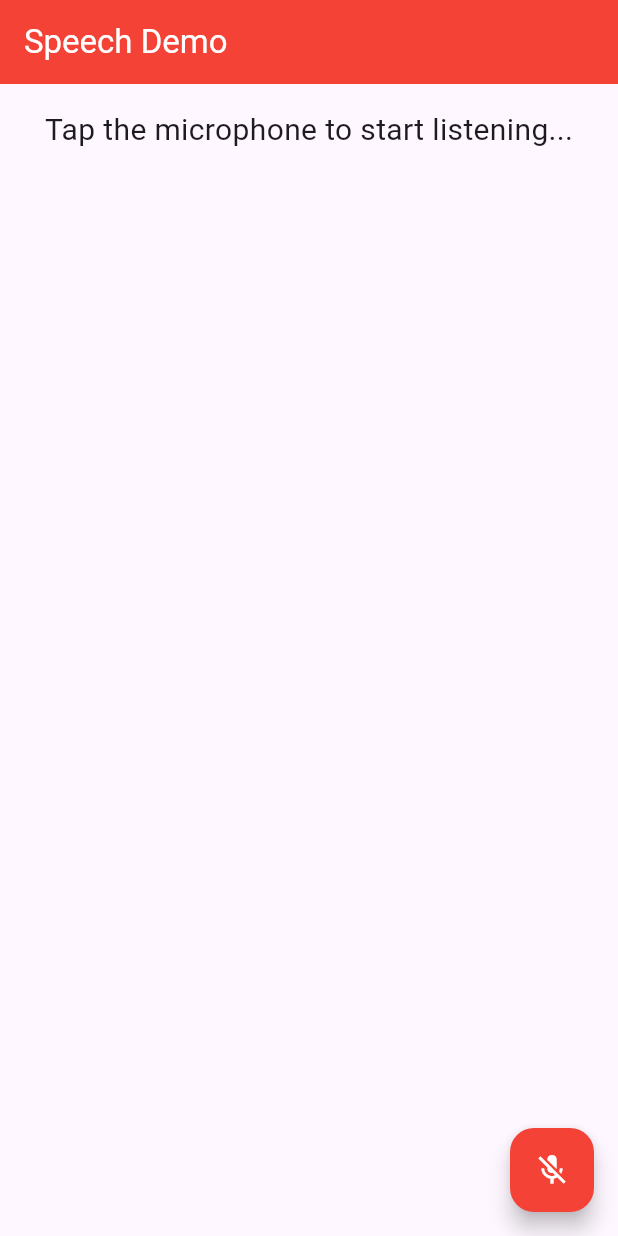
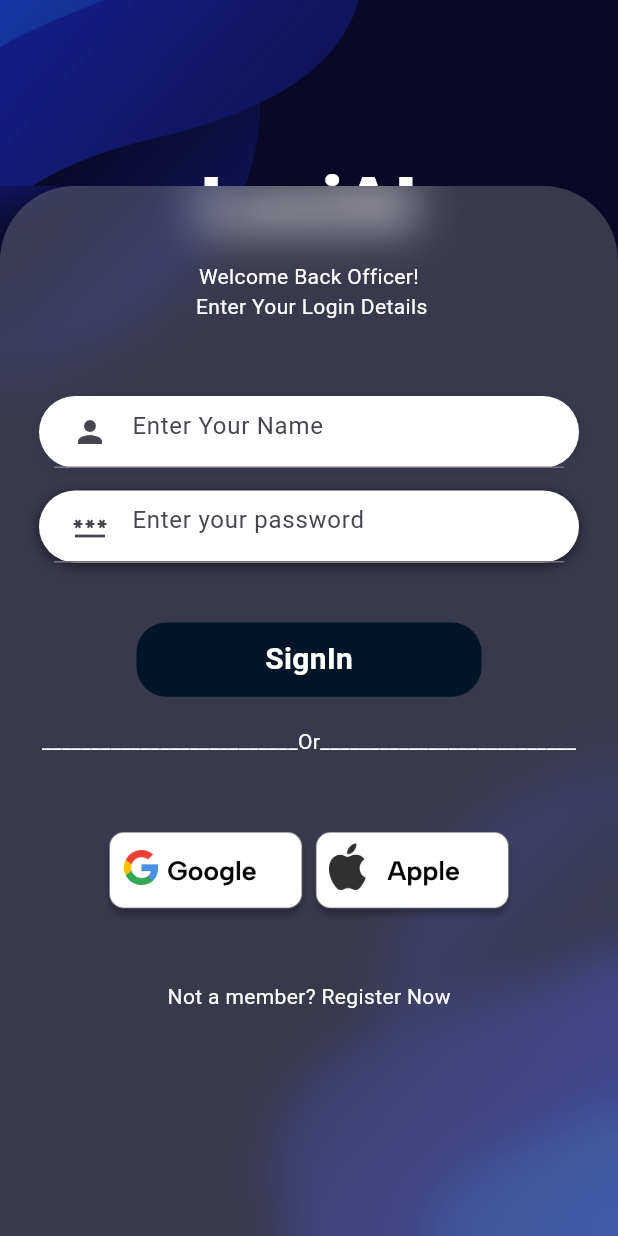
Before and after one commit to imksprateek/LexiFIR, a Flutter app: the screen it shows after launch, on a phone screen of 412 x 824 dp. Run offline on Flutter 3.47's test engine with Material 3 defaults, Android fonts, the phone set to English and light mode, and no system bars; our stand-ins replace audioplayers, carousel_slider, shared_preferences, speech_to_text; missing offline and left inert: hyperlink.

Commit message:
new ui login screen

```diff
--- /dev/null
+++ b/app-client/lib/auth/LoginUInew.dart
@@ -0,0 +1,228 @@
+import 'dart:ui';
+
+import 'package:app_client/auth/SigninScreen.dart';
+import 'package:app_client/pages/HomeScreen.dart';
+import 'package:app_client/services/functions/Login.dart';
+import 'package:app_client/utils/constants.dart';
+import 'package:flutter/material.dart';
+import 'package:shared_preferences/shared_preferences.dart';
+
+class Login extends StatelessWidget {
+  const Login({super.key});
+
+  @override
+  Widget build(BuildContext context) {
+    TextEditingController username = TextEditingController();
+    TextEditingController password = TextEditingController();
+    return Scaffold(
+      body: DecoratedBox(
+          decoration: BoxDecoration(
+            image: DecorationImage(
+                image: AssetImage("lib/images/bgimage.png"), fit: BoxFit.cover),
+          ),
+          child: Stack(
+            children: [
+              Align(
+                alignment: Alignment.topCenter,
+                child: Column(
+                  children: [
+                    const SizedBox(
+                      height: 100,
+                    ),
+                    Text(
+                      "LexiAI",
+                      style: TextStyle(
+                          fontWeight: FontWeight.w900,
+                          fontSize: 50,
+                          color: Colors.white),
+                    ),
+                  ],
+                ),
+              ),
+              Align(
+                alignment: Alignment.bottomCenter,
+                child: ClipRRect(
+                  child: BackdropFilter(
+                    filter: ImageFilter.blur(sigmaX: 15, sigmaY: 15),
+                    child: Container(
+                      height: 700,
+                      width: 460,
+                      decoration: BoxDecoration(
+                        color: const Color.fromARGB(83, 158, 158, 158),
+                        borderRadius: BorderRadius.only(
+                            topLeft: Radius.circular(50),
+                            topRight: Radius.circular(50)),
+                      ),
+                      child: Column(
+                        children: [
+                          const SizedBox(
+                            height: 50,
+                          ),
+                          Text(
+                            "Welcome Back Officer!\n Enter Your Login Details",
+                            style: TextStyle(
+                              color: Colors.white,
+                            ),
+                            textAlign: TextAlign.center,
+                          ),
+                          const SizedBox(
+                            height: 50,
+                          ),
+                          Container(
+                            width: 360, // Set desired width
+                            padding: const EdgeInsets.symmetric(horizontal: 10),
+                            decoration: BoxDecoration(
+                              color: Colors
+                                  .white, // Background color of the TextField
+                              borderRadius:
+                                  BorderRadius.circular(30), // Rounded corners
+                              boxShadow: [
+                                BoxShadow(
+                                  color: Colors.black
+                                      .withOpacity(0.1), // Subtle shadow
+                                  blurRadius: 5,
+                                  offset: const Offset(0, 2),
+                                ),
+                              ],
+                            ),
+
+                            child: TextField(
+                              decoration: InputDecoration(
+                                  hintText: "Enter Your Name ",
+                                  prefixIcon: Icon(Icons.person)),
+                              controller: username,
+                            ),
+                          ),
+                          const SizedBox(
+                            height: 15,
+                          ),
+                          Container(
+                            width: 360, // Set desired width
+
+                            padding: const EdgeInsets.symmetric(horizontal: 10),
+                            decoration: BoxDecoration(
+                              color: Colors
+                                  .white, // Background color of the TextField
+                              borderRadius:
+                                  BorderRadius.circular(30), // Rounded corners
+                              boxShadow: [
+                                BoxShadow(
+                                  color: Colors.black
+                                      .withOpacity(0.6), // Subtle shadow
+                                  blurRadius: 7,
+                                  offset: const Offset(0, 2),
+                                ),
+                              ],
+                            ),
+
+                            child: TextField(
+                              decoration: InputDecoration(
+                                  hintText: "Enter your password",
+                                  prefixIcon: Icon(Icons.password)),
+                              controller: password,
+                            ),
+                          ),
+                          const SizedBox(
+                            height: 40,
+                          ),
+                          GestureDetector(
+                            onTap: () async {
+                              String username_text = username.text;
+                              String passwordText = password.text;
+                              // Perform login with email and password
+                              await login(username_text, passwordText);
+                              print(
+                                  'Email: $username_text, Password: $passwordText');
+                              // Add your authentication logic here
+                              if (LoginSuccessfull) {
+                                SharedPreferences prefs =
+                                    await SharedPreferences.getInstance();
+                                await prefs.setString(
+                                    'username', username_text);
+                                Navigator.pushReplacement(
+                                    context,
+                                    MaterialPageRoute(
+                                        builder: (context) =>
+                                            const Homescreen()));
+                              }
+                            },
+                            child: Container(
+                              width: 230,
+                              height: 49.5,
+                              decoration: BoxDecoration(
+                                  color: const Color.fromARGB(255, 0, 21, 39),
+                                  borderRadius: BorderRadius.circular(20)),
+                              child: Center(
+                                child: Text(
+                                  "SignIn",
+                                  style: TextStyle(
+                                      color: Colors.white,
+                                      fontSize: 20,
+                                      fontWeight: FontWeight.bold),
+                                ),
+                              ),
+                            ),
+                          ),
+                          const SizedBox(
+                            height: 20,
+                          ),
+                          Row(
+                            mainAxisAlignment: MainAxisAlignment.center,
+                            children: [
+                              Text(
+                                "__________________________",
+                                style: TextStyle(color: Colors.white),
+                              ),
+                              Text(
+                                "Or",
+                                style: TextStyle(color: Colors.white),
+                              ),
+                              Text(
+                                "__________________________",
+                                style: TextStyle(color: Colors.white),
+                              ),
+                            ],
+                          ),
+                          const SizedBox(
+                            height: 50,
+                          ),
+                          Row(
+                            mainAxisAlignment: MainAxisAlignment.center,
+                            children: [
+                              Image.asset(
+                                "lib/images/google.png",
+                                height: 60,
+                              ),
+                              Image.asset(
+                                "lib/images/apple.png",
+                                height: 60,
+                              ),
+                            ],
+                          ),
+                          const SizedBox(
+                            height: 40,
+                          ),
+                          GestureDetector(
+                            onTap: () {
+                              Navigator.pushReplacement(
+                                  context,
+                                  MaterialPageRoute(
+                                    builder: (context) => SigninScreen(),
+                                  ));
+                            },
+                            child: Text(
+                              "Not a member? Register Now",
+                              style: TextStyle(color: Colors.white),
+                            ),
+                          ),
+                        ],
+                      ),
+                    ),
+                  ),
+                ),
+              ),
+            ],
+          )),
+    );
+  }
+}
--- a/app-client/lib/auth/SigninScreen.dart
+++ b/app-client/lib/auth/SigninScreen.dart
@@ -1,4 +1,5 @@
 //import 'package:app_client/auth/LoginScreen.dart';
+import 'package:app_client/auth/LoginUInew.dart';
 import 'package:app_client/auth/OTPScreen.dart';
 import 'package:app_client/services/functions/CheckUserExistence.dart';
 import 'package:app_client/services/functions/sendOTP.dart';
@@ -16,8 +17,6 @@ class SigninScreen extends StatelessWidget {
     TextEditingController password = TextEditingController();
     TextEditingController name = TextEditingController();
     TextEditingController role = TextEditingController(); // Role input
-
-
 
     return Scaffold(
       body: Center(
@@ -68,7 +67,8 @@ class SigninScreen extends StatelessWidget {
                   // Convert role string into a list
                   List<String> roleList =
                       roleText.split(',').map((e) => e.trim()).toList();
-                  await checkUserExists(nameText, emailText, passwordText, roleList) ;
+                  await checkUserExists(
+                      nameText, emailText, passwordText, roleList);
                   // Send OTP to the email
 
                   if (resultFromSendotp) {
@@ -111,8 +111,7 @@ class SigninScreen extends StatelessWidget {
                 onTap: () {
                   Navigator.pushReplacement(
                     context,
-                    MaterialPageRoute(
-                        builder: (context) => const Loginscreen()),
+                    MaterialPageRoute(builder: (context) => Login()),
                   );
                 },
                 child: const Text('Already a member? Login'),
--- a/app-client/lib/main.dart
+++ b/app-client/lib/main.dart
@@ -1,4 +1,5 @@
 //import 'package:app_client/auth/LoginScreen.dart';
+import 'package:app_client/auth/LoginUInew.dart';
 import 'package:app_client/auth/Loginui.dart';
 import 'package:app_client/pages/HomeScreen.dart';
 import 'package:app_client/services/functions/speech_to_text.dart';
@@ -14,7 +15,6 @@ class MyApp extends StatelessWidget {
 
   @override
   Widget build(BuildContext context) {
-    return const MaterialApp(
-        debugShowCheckedModeBanner: false, home: SpeechToTextt());
+    return const MaterialApp(debugShowCheckedModeBanner: false, home: Login());
   }
 }
--- a/app-client/pubspec.yaml
+++ b/app-client/pubspec.yaml
@@ -68,6 +68,10 @@ flutter:
   # To add assets to your application, add an assets section, like this:
   assets:
     - lib/images/Ellipse1.png
+    - lib/images/bgimage.png
+    - lib/images/rectangelbg.png
+    - lib/images/google.png
+    - lib/images/apple.png
     - assets/recordings/Voiceover_Proxy.mp3
 
   # An image asset can refer to one or more resolution-specific "variants", see
```
Also changed, not shown: app-client/lib/images/apple.png (added), app-client/lib/images/bgimage.png (added), app-client/lib/images/google.png (added), app-client/lib/images/rectangelbg.png (added).
